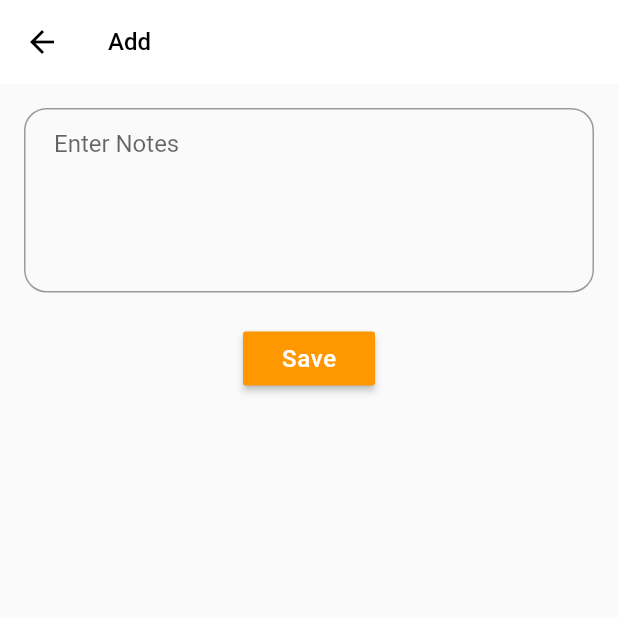
After one commit to Dhanraj-FlutterDev/flutter_shared_pref_demo, a Flutter app: the NewNote screen opened directly, on a phone screen of 412 x 824 dp, the top half of it. The commit adds this screen. Run offline on Flutter 3.47's test engine with Material 2 defaults, Android fonts, the phone set to English and light mode, and no system bars; our stand-ins replace shared_preferences; accounts and stored records are empty.

Commit message:
new changes

```diff
--- a/lib/login_page.dart
+++ b/lib/login_page.dart
@@ -1,4 +1,5 @@
 import 'package:flutter/material.dart';
+import 'package:flutter_shared_pref_demo/home.dart';
 import 'package:flutter_shared_pref_demo/screens/new_home.dart';
 import 'package:shared_preferences/shared_preferences.dart';
 
@@ -109,6 +110,6 @@ class _LoginPageState extends State<LoginPage> {
         await SharedPreferences.getInstance();
     sharedPreferences.setString('mail', emailController.text.toString());
     Navigator.pushAndRemoveUntil(context,
-        MaterialPageRoute(builder: (context) => NotesHome()), (route) => false);
+        MaterialPageRoute(builder: (context) => Home()), (route) => false);
   }
 }
--- a/lib/modal/notes_modal.dart
+++ b/lib/modal/notes_modal.dart
@@ -1,17 +1,13 @@
 class NotesList {
-  final String notes;
+  String note;
 
-  NotesList({this.notes});
+  NotesList({this.note});
 
-  factory NotesList.fromJson(Map<String, dynamic> parsedJson) {
-    return new NotesList(
-      notes: parsedJson['notes'] ?? "",
-    );
-  }
+  NotesList.fromMap(Map map) : this.note = map['title'];
 
-  Map<String, dynamic> toJson() {
+  Map toMap() {
     return {
-      "notes": this.notes,
+      'title': this.note,
     };
   }
 }
--- /dev/null
+++ b/lib/new_note.dart
@@ -0,0 +1,79 @@
+import 'package:flutter/material.dart';
+import 'package:flutter_shared_pref_demo/modal/notes_modal.dart';
+
+class NewNote extends StatefulWidget {
+  NotesList note;
+
+  NewNote({this.note});
+
+  @override
+  _NewNoteState createState() => _NewNoteState();
+}
+
+class _NewNoteState extends State<NewNote> {
+  TextEditingController addNewNotesController = TextEditingController();
+
+  @override
+  void initState() {
+    super.initState();
+    addNewNotesController = TextEditingController(
+        text: widget.note == null ? null : widget.note.note);
+  }
+
+  @override
+  Widget build(BuildContext context) {
+    return Scaffold(
+      appBar: AppBar(
+        backgroundColor: Colors.white,
+        elevation: 0.0,
+        title: Text(
+          widget.note != null ? 'Edit' : 'Add',
+          style: TextStyle(color: Colors.black, fontSize: 16),
+        ),
+        key: Key('new-item-title'),
+        leading: IconButton(
+            icon: Icon(
+              Icons.arrow_back,
+              color: Colors.black,
+            ),
+            onPressed: () {
+              Navigator.pop(context);
+            }),
+      ),
+      body: Container(
+        margin: EdgeInsets.only(top: 16, left: 16, right: 16),
+        child: Column(
+          children: [
+            TextFormField(
+              controller: addNewNotesController,
+              maxLines: 5,
+              decoration: InputDecoration(
+                contentPadding: EdgeInsets.fromLTRB(20, 14, 20, 14),
+                hintText: "Enter Notes",
+                border: OutlineInputBorder(
+                    borderRadius: BorderRadius.circular(15.0)),
+              ),
+            ),
+            SizedBox(
+              height: 20,
+            ),
+            MaterialButton(
+                child: Text(
+                  'Save',
+                  style: TextStyle(
+                      color: Colors.white, fontSize: 16, letterSpacing: 0.5),
+                ),
+                color: Colors.orange,
+                onPressed: () {
+                  submit();
+                })
+          ],
+        ),
+      ),
+    );
+  }
+
+  void submit() {
+    Navigator.of(context).pop(addNewNotesController.text.toString());
+  }
+}
--- a/lib/splash_screen.dart
+++ b/lib/splash_screen.dart
@@ -1,6 +1,7 @@
 import 'dart:async';
 
 import 'package:flutter/material.dart';
+import 'package:flutter_shared_pref_demo/home.dart';
 // import 'package:flutter_shared_pref_demo/home.dart';
 import 'package:flutter_shared_pref_demo/login_page.dart';
 import 'package:flutter_shared_pref_demo/screens/new_home.dart';
@@ -49,7 +50,7 @@ class _SplashScreenState extends State<SplashScreen> {
   gotoHome() async {
     await Navigator.of(context).pushAndRemoveUntil(
         MaterialPageRoute(
-          builder: (BuildContext context) => NotesHome(),
+          builder: (BuildContext context) => Home(),
         ),
         (Route<dynamic> route) => false);
   }
```
Also changed, not shown: lib/home.dart (added, +285 -0 lines), lib/notes_pref.dart (deleted, +0 -25 lines).
